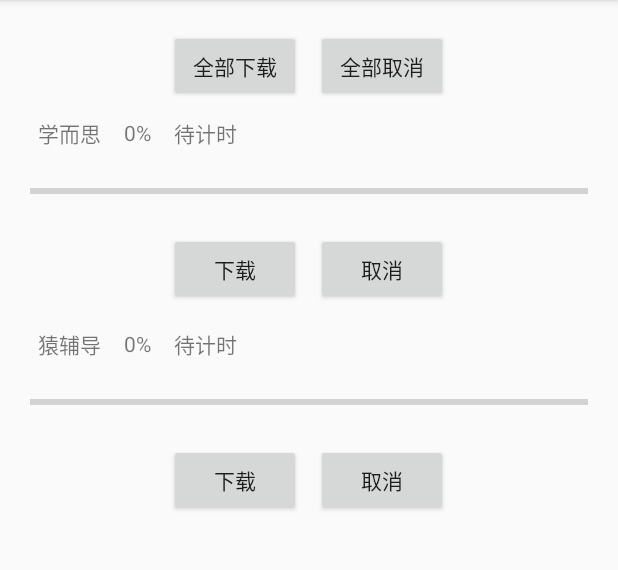
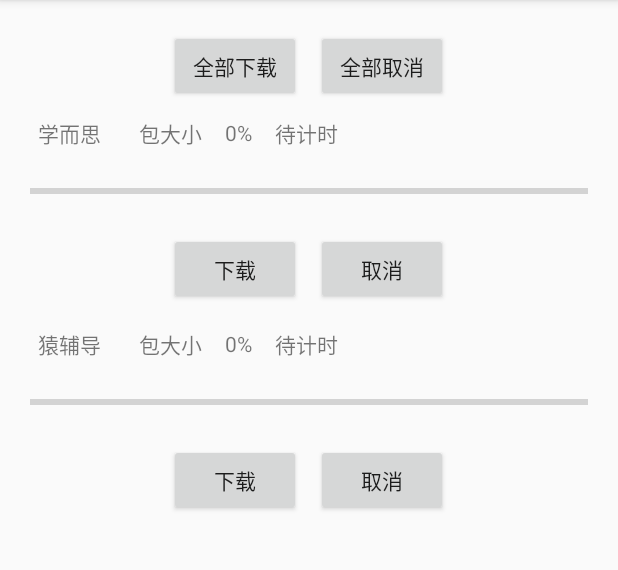
Before and after one commit to Ocean0227/apk-download-elapsed-time, an Android app: the screen it shows after launch (MainActivity), on a phone screen of 412 x 824 dp, the part 84-654 px from its top. Run offline under Robolectric (Android 15) with nearby library versions, the phone set to English and light mode, and no system bars; 2 statements that could not run were skipped.

Commit message:
增加包大小统计

```diff
--- a/app/src/main/java/cn/icheny/download/DownloadListner.java
+++ b/app/src/main/java/cn/icheny/download/DownloadListner.java
@@ -3,7 +3,7 @@ package cn.icheny.download;
 /**
  * 下载监听
  *
- * @author Cheny
+ * @author ocean
  */
 public interface DownloadListner {
     void onFinished();
--- a/app/src/main/java/cn/icheny/download/DownloadManager.java
+++ b/app/src/main/java/cn/icheny/download/DownloadManager.java
@@ -10,7 +10,7 @@ import java.util.Map;
 /**
  * 下载管理器，断点续传
  *
- * @author Cheny
+ * @author ocean
  */
 public class DownloadManager {
 
--- a/app/src/main/java/cn/icheny/download/DownloadTask.java
+++ b/app/src/main/java/cn/icheny/download/DownloadTask.java
@@ -15,7 +15,7 @@ import okhttp3.Call;
 import okhttp3.Response;
 
 /**
- * Created by Cheny on 2017/4/29.
+ * @author ocean
  */
 
 public class DownloadTask extends Handler {
@@ -23,6 +23,8 @@ public class DownloadTask extends Handler {
     private final int THREAD_COUNT = 4;//线程数
     private FilePoint mPoint;
     private long mFileLength;
+
+    public static int apk_len;
 
     private volatile boolean isDownloading = false;
     private AtomicInteger childCanleCount = new AtomicInteger(0);//子线程取消数量
@@ -111,6 +113,8 @@ public class DownloadTask extends Handler {
                     }
                     // 获取资源大小
                     mFileLength = response.body().contentLength();
+                    apk_len = (int) ((mFileLength / 1024) / 1024);
+                    Log.d(TAG, "包大小:" + (mFileLength / 1024 / 1024) + "MB");
                     close(response.body());
                     // 在本地创建一个与资源同样大小的文件来占位
                     mTmpFile = new File(mPoint.getFilePath(), mPoint.getFileName() + ".tmp");
--- a/app/src/main/java/cn/icheny/download/FilePoint.java
+++ b/app/src/main/java/cn/icheny/download/FilePoint.java
@@ -1,7 +1,7 @@
 package cn.icheny.download;
 
 /**
- * Created by Cheny on 2017/4/29.
+ * @author ocean
  */
 
 public class FilePoint {
--- a/app/src/main/java/cn/icheny/download/MainActivity.java
+++ b/app/src/main/java/cn/icheny/download/MainActivity.java
@@ -26,21 +26,22 @@ import javax.net.ssl.TrustManager;
 import javax.net.ssl.X509TrustManager;
 
 /**
- * @author Cheny
+ * @author ocean
  */
 public class MainActivity extends AppCompatActivity {
     private static final int PERMISSION_REQUEST_CODE = 001;
-    TextView tv_file_name1, tv_progress1, tv_time_cacl1, tv_file_name2, tv_progress2, tv_time_cacl2;
+    TextView tv_file_name1, tv_file_content_len1, tv_progress1, tv_time_cacl1, tv_file_name2, tv_file_content_len2, tv_progress2, tv_time_cacl2;
     Button btn_download1, btn_download2, btn_download_all;
     ProgressBar pb_progress1, pb_progress2;
 
     DownloadManager mDownloadManager;
-    String xesUrl = "https://acj4.pc6.com/pc6_soure/2020-3/GRKrJosWjXLlC4BQze53DdAx.apk";
+    String xesUrl = "https://xeswxapp.oss-cn-beijing.aliyuncs.com/test/apk/app-xesmarket-Release_71101.apk";
     String yfdUrl = "https://www.yuanfudao.com/download?userType=student&vendor=PCOfficialWebsite01&keyfrom=yfd-mkt-xiaoxue-xt782-BDPZ-boya-pcss-title-yw-x&client=android";
 
     long startTime = 0;
     long middleTime = 0;
     int endTime = 0;
+    private int apk_content_length;
 
     @Override
     protected void onCreate(Bundle savedInstanceState) {
@@ -115,6 +116,7 @@ public class MainActivity extends AppCompatActivity {
      */
     private void initViews() {
         tv_file_name1 = findViewById(R.id.tv_file_name1);
+        tv_file_content_len1 = findViewById(R.id.tv_file_content_len1);
         tv_progress1 = findViewById(R.id.tv_progress1);
         tv_time_cacl1 = findViewById(R.id.tv_time_cacl1);
         pb_progress1 = findViewById(R.id.pb_progress1);
@@ -122,6 +124,7 @@ public class MainActivity extends AppCompatActivity {
         tv_file_name1.setText("学而思");
 
         tv_file_name2 = findViewById(R.id.tv_file_name2);
+        tv_file_content_len2 = findViewById(R.id.tv_file_content_len2);
         tv_progress2 = findViewById(R.id.tv_progress2);
         tv_time_cacl2 = findViewById(R.id.tv_time_cacl2);
         pb_progress2 = findViewById(R.id.pb_progress2);
@@ -146,6 +149,7 @@ public class MainActivity extends AppCompatActivity {
                     tv_time_cacl1.setText("计时中");
                     startTime = System.currentTimeMillis();
                     Log.d("耗时", "下载开始时间" + startTime);
+
 
                 } else {
                     btn_download1.setText("下载");
@@ -262,9 +266,16 @@ public class MainActivity extends AppCompatActivity {
         Log.d("耗时", "下载完成时间" + middleTime );
         endTime = (int)((middleTime - startTime)/1000);
         Log.d("耗时", "下载耗时" + endTime );
-        if ("xes" == str)
-            tv_time_cacl1.setText("下载耗时(秒):" + Integer.toString(endTime));
-        else
-            tv_time_cacl2.setText("下载耗时(秒):" + Integer.toString(endTime));
+
+        apk_content_length = DownloadTask.apk_len;
+
+        if ("xes" == str){
+            tv_time_cacl1.setText("下载耗时(秒): " + Integer.toString(endTime));
+            tv_file_content_len1.setText("包大小: " + apk_content_length + "MB");
+        } else{
+            tv_time_cacl2.setText("下载耗时(秒): " + Integer.toString(endTime));
+            tv_file_content_len2.setText("包大小: " + apk_content_length + "MB");
+        }
+
     }
 }
--- a/app/src/main/res/layout/activity_main.xml
+++ b/app/src/main/res/layout/activity_main.xml
@@ -44,6 +44,13 @@
             android:layout_marginLeft="25dp" />
 
         <TextView
+            android:id="@+id/tv_file_content_len1"
+            android:layout_width="wrap_content"
+            android:layout_height="wrap_content"
+            android:layout_marginLeft="25dp"
+            android:text="包大小" />
+
+        <TextView
             android:id="@+id/tv_progress1"
             android:layout_width="wrap_content"
             android:layout_height="wrap_content"
@@ -59,6 +66,7 @@
 
 
     </LinearLayout>
+
 
     <ProgressBar
         android:id="@+id/pb_progress1"
@@ -102,6 +110,13 @@
             android:layout_width="wrap_content"
             android:layout_height="wrap_content"
             android:layout_marginLeft="25dp" />
+
+        <TextView
+            android:id="@+id/tv_file_content_len2"
+            android:layout_width="wrap_content"
+            android:layout_height="wrap_content"
+            android:layout_marginLeft="25dp"
+            android:text="包大小" />
 
         <TextView
             android:id="@+id/tv_progress2"
```
Also changed, not shown: gradle.properties (line endings or trailing spaces).
